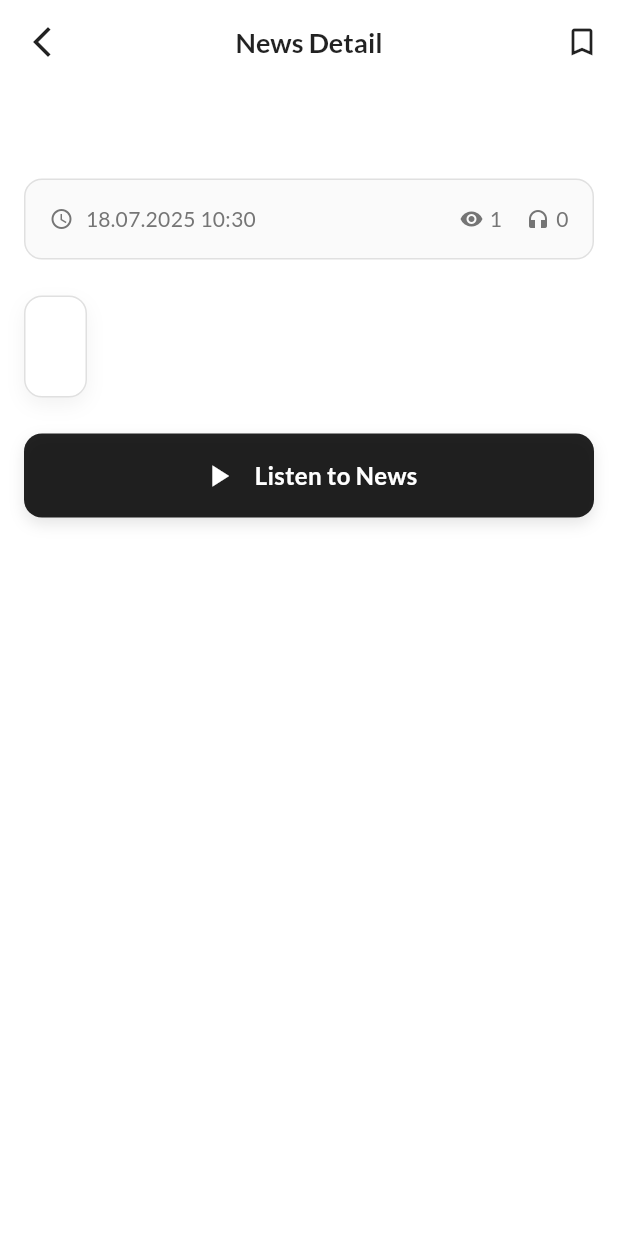
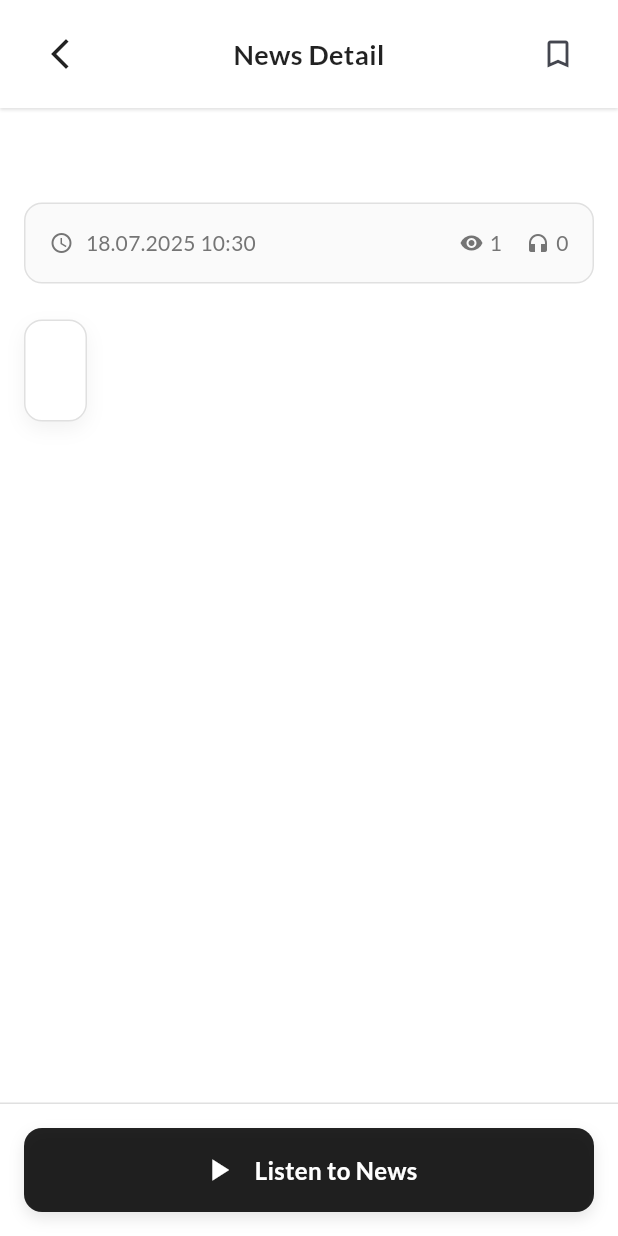
Before and after one commit to TahaYG/AINewsFlutter, a Flutter app: the HaberDetayEkrani screen opened directly with empty values, on a phone screen of 412 x 824 dp. Run offline on Flutter 3.47's test engine with Material 3 defaults, Android fonts, the phone set to English and light mode, and no system bars; our stand-ins replace flutter_secure_storage, flutter_tts, google_fonts, infinite_scroll_pagination; accounts and stored records are empty; network calls fail.

Commit message:
some ui fixes
ui fixes for buttons

```diff
--- a/Ai_News/lib/screens/ana_ekran.dart
+++ b/Ai_News/lib/screens/ana_ekran.dart
@@ -134,14 +134,14 @@ class _AnaEkranState extends State<AnaEkran>
                         mainAxisSize: MainAxisSize.min,
                         children: [
                           Icon(Icons.smart_toy_outlined,
-                              color: Colors.black87, size: 20),
+                              color: Colors.black87, size: 24),
                           const SizedBox(width: 8),
                           Text(
                             'news.ai',
                             style: TextStyle(
                               color: Colors.black87,
                               fontWeight: FontWeight.w600,
-                              fontSize: 16,
+                              fontSize: 20,
                             ),
                           ),
                         ],
--- a/Ai_News/lib/screens/haber_detay_ekrani.dart
+++ b/Ai_News/lib/screens/haber_detay_ekrani.dart
@@ -144,39 +144,59 @@ class _HaberDetayEkraniState extends State<HaberDetayEkrani> {
 
         return Scaffold(
           backgroundColor: Colors.white,
-          body: CustomScrollView(
-            slivers: [
-              SliverAppBar(
-                backgroundColor: Colors.white,
-                elevation: 1,
-                shadowColor: Colors.grey.withOpacity(0.3),
-                leading: IconButton(
+          body: Column(
+            children: [
+              // AppBar
+              Container(
+                decoration: BoxDecoration(
+                  color: Colors.white,
+                  boxShadow: [
+                    BoxShadow(
+                      color: Colors.grey.withOpacity(0.3),
+                      blurRadius: 1,
+                      offset: const Offset(0, 1),
+                    ),
+                  ],
+                ),
+                child: SafeArea(
+                  child: Container(
+                    padding: const EdgeInsets.symmetric(
+                        horizontal: 16, vertical: 12),
+                    child: Row(
+                      children: [
+                        IconButton(
                           icon: const Icon(Icons.arrow_back_ios_new,
                               color: Colors.black87),
                           onPressed: () => Navigator.pop(context),
                         ),
-                title: Text(
+                        Expanded(
+                          child: Text(
                             'News Detail',
+                            textAlign: TextAlign.center,
                             style: TextStyle(
                               color: Colors.black87,
                               fontWeight: FontWeight.w600,
                               fontSize: 18,
                             ),
                           ),
-                centerTitle: true,
-                actions: [
+                        ),
                         IconButton(
                           icon: Icon(
-                      _isBookmarked ? Icons.bookmark : Icons.bookmark_border,
+                            _isBookmarked
+                                ? Icons.bookmark
+                                : Icons.bookmark_border,
                           ),
                           onPressed: _toggleBookmark,
                         ),
                       ],
-                floating: true,
-                snap: true,
                     ),
-              SliverToBoxAdapter(
-                child: Padding(
+                  ),
+                ),
+              ),
+
+              // Scrollable Content
+              Expanded(
+                child: SingleChildScrollView(
                   padding: const EdgeInsets.all(16),
                   child: Column(
                     crossAxisAlignment: CrossAxisAlignment.start,
@@ -275,14 +295,24 @@ class _HaberDetayEkraniState extends State<HaberDetayEkrani> {
                         ),
                       ),
                       const SizedBox(height: 24),
+                    ],
+                  ),
+                ),
+              ),
 
-                      // Oynatma Butonu
+              // Fixed Play Button at Bottom
               Container(
+                padding: const EdgeInsets.all(16),
+                decoration: BoxDecoration(
+                  color: Colors.white,
+                  border: Border(
+                    top: BorderSide(color: Colors.grey.shade300, width: 1),
+                  ),
+                ),
+                child: Container(
                   width: double.infinity,
                   decoration: BoxDecoration(
-                          color: _isPlaying
-                              ? Colors.grey.shade800
-                              : Colors.black87,
+                    color: _isPlaying ? Colors.grey.shade800 : Colors.black87,
                     borderRadius: BorderRadius.circular(12),
                     boxShadow: [
                       BoxShadow(
@@ -309,9 +339,7 @@ class _HaberDetayEkraniState extends State<HaberDetayEkrani> {
                             ),
                             const SizedBox(width: 12),
                             Text(
-                                    _isPlaying
-                                        ? 'Stop Playing'
-                                        : 'Listen to News',
+                              _isPlaying ? 'Stop Playing' : 'Listen to News',
                               style: TextStyle(
                                 color: Colors.white,
                                 fontSize: 16,
@@ -322,10 +350,6 @@ class _HaberDetayEkraniState extends State<HaberDetayEkrani> {
                         ),
                       ),
                     ),
-                        ),
-                      ),
-                      const SizedBox(height: 40),
-                    ],
                   ),
                 ),
               ),
--- a/Ai_News/lib/screens/profil_ekrani.dart
+++ b/Ai_News/lib/screens/profil_ekrani.dart
@@ -35,8 +35,18 @@ class ProfilEkrani extends StatelessWidget {
         centerTitle: true,
       ),
       body: SingleChildScrollView(
+        child: ConstrainedBox(
+          constraints: BoxConstraints(
+            minHeight: MediaQuery.of(context).size.height -
+                MediaQuery.of(context).padding.top -
+                AppBar().preferredSize.height,
+          ),
+          child: Padding(
             padding: const EdgeInsets.all(20),
             child: Column(
+              mainAxisAlignment: MainAxisAlignment.spaceBetween,
+              children: [
+                Column(
                   children: [
                     // Profil Bilgileri
                     Column(
@@ -48,7 +58,8 @@ class ProfilEkrani extends StatelessWidget {
                           decoration: BoxDecoration(
                             color: Colors.grey.shade100,
                             borderRadius: BorderRadius.circular(50),
-                    border: Border.all(color: Colors.grey.shade300, width: 3),
+                            border: Border.all(
+                                color: Colors.grey.shade300, width: 3),
                           ),
                           child: Icon(
                             Icons.account_circle,
@@ -72,8 +83,8 @@ class ProfilEkrani extends StatelessWidget {
                         // Rol Badge - Sadece admin ve moderator için göster
                         if (authService.isAdmin || authService.isModerator)
                           Container(
-                    padding:
-                        const EdgeInsets.symmetric(horizontal: 16, vertical: 8),
+                            padding: const EdgeInsets.symmetric(
+                                horizontal: 16, vertical: 8),
                             decoration: BoxDecoration(
                               color: authService.isAdmin
                                   ? Colors.red.withOpacity(0.1)
@@ -88,7 +99,9 @@ class ProfilEkrani extends StatelessWidget {
                             child: Text(
                               authService.isAdmin ? 'Admin' : 'Moderator',
                               style: TextStyle(
-                        color: authService.isAdmin ? Colors.red : Colors.orange,
+                                color: authService.isAdmin
+                                    ? Colors.red
+                                    : Colors.orange,
                                 fontWeight: FontWeight.w600,
                                 fontSize: 14,
                               ),
@@ -109,12 +122,13 @@ class ProfilEkrani extends StatelessWidget {
                           Navigator.push(
                             context,
                             MaterialPageRoute(
-                        builder: (context) => const KaydedilenlerEkrani()),
+                                builder: (context) =>
+                                    const KaydedilenlerEkrani()),
                           );
                         },
                         child: Container(
-                  padding:
-                      const EdgeInsets.symmetric(horizontal: 20, vertical: 16),
+                          padding: const EdgeInsets.symmetric(
+                              horizontal: 20, vertical: 16),
                           child: Row(
                             children: [
                               Icon(
@@ -143,10 +157,10 @@ class ProfilEkrani extends StatelessWidget {
                         ),
                       ),
                     ),
+                  ],
+                ),
 
-            const SizedBox(height: 40),
-
-            // Çıkış Butonu
+                // Logout Button - Bu artık en altta olacak
                 Container(
                   width: double.infinity,
                   decoration: BoxDecoration(
@@ -181,14 +195,16 @@ class ProfilEkrani extends StatelessWidget {
                                   onPressed: () => Navigator.of(context).pop(),
                                   child: Text(
                                     'Cancel',
-                                style: TextStyle(color: Colors.grey.shade600),
+                                    style:
+                                        TextStyle(color: Colors.grey.shade600),
                                   ),
                                 ),
                                 TextButton(
                                   onPressed: () {
                                     authService.logout();
                                     Navigator.of(context).pop();
-                                Navigator.of(context).pushReplacementNamed('/');
+                                    Navigator.of(context)
+                                        .pushReplacementNamed('/');
                                   },
                                   child: Text(
                                     'Logout',
@@ -219,6 +235,8 @@ class ProfilEkrani extends StatelessWidget {
               ],
             ),
           ),
+        ),
+      ),
     );
   }
 }
```
Lines whose indentation alone changed are shown as unchanged.
